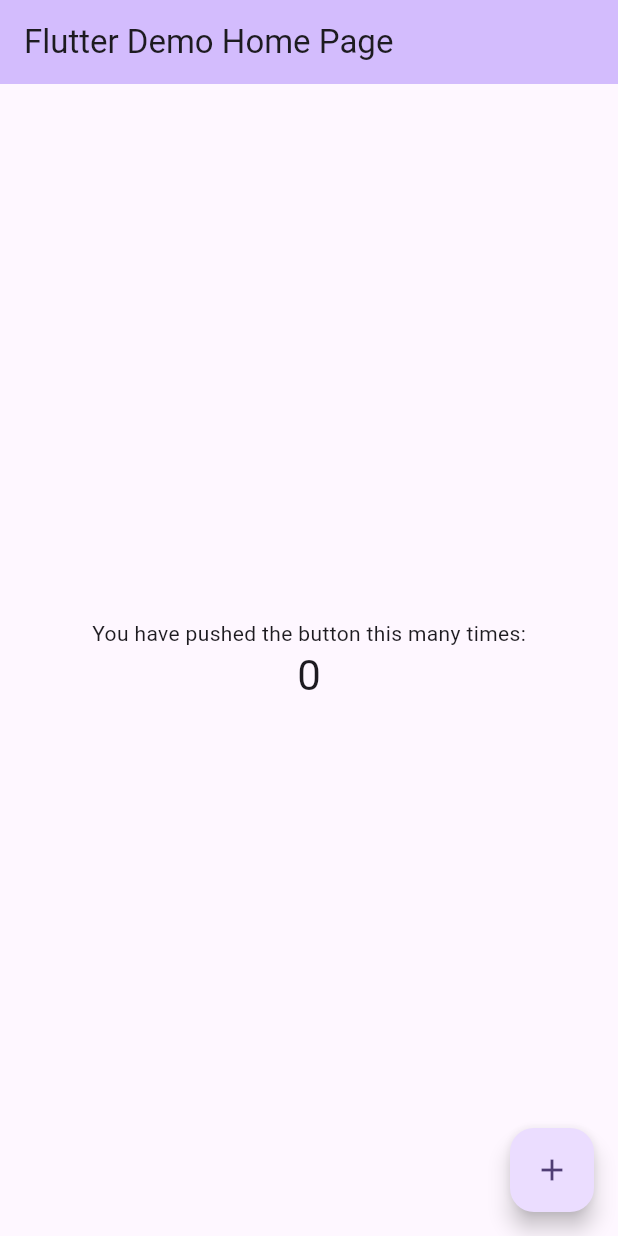
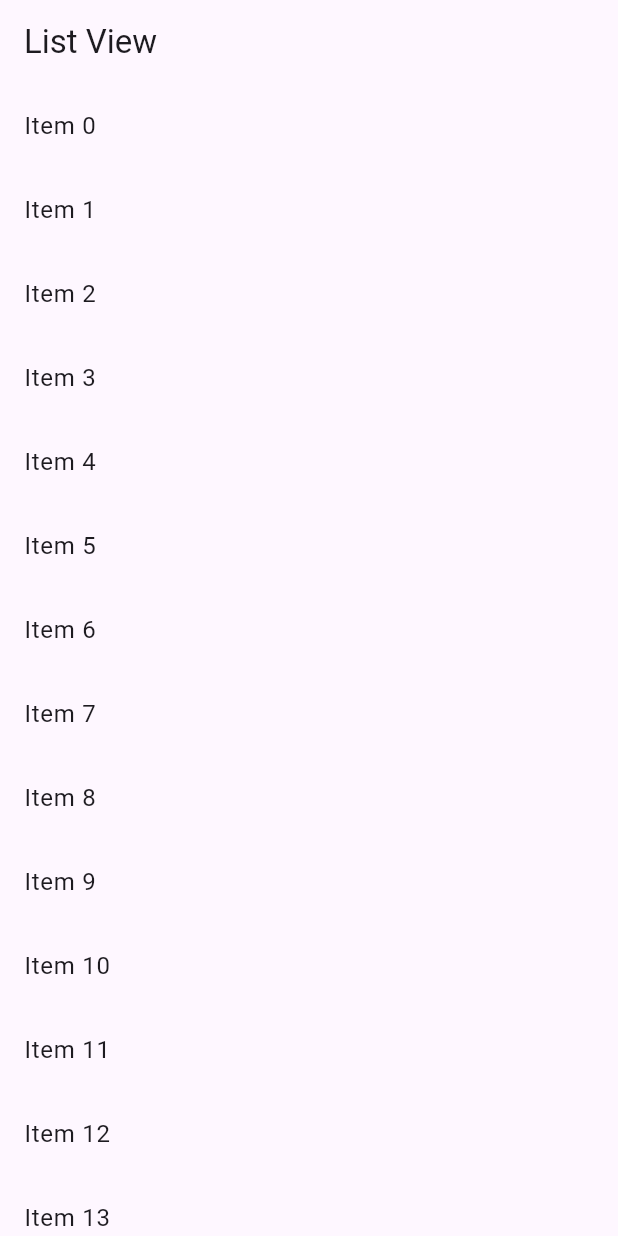
Before and after one commit to buenosdev/18.03.25, a Flutter app: the screen it shows after launch, on a phone screen of 412 x 824 dp. Run offline on Flutter 3.47's test engine with Material 3 defaults, Android fonts, the phone set to English and light mode, and no system bars.

Commit message:
ListView

```diff
--- /dev/null
+++ b/app_lista/lib/Aula01/list_view/index.dart
@@ -0,0 +1,44 @@
+import 'package:flutter/material.dart';
+// import 'package:aula_1/Aula02/components/buttons.darts';
+
+class Index extends StatelessWidget{
+@override
+Widget build(BuildContext context){
+  return MaterialApp(
+    home:Scaffold(
+      appBar: AppBar(
+        title: Text('List View'),
+      ),
+      body: ListView.builder(
+        itemCount: 100,
+        itemBuilder: (context, index){
+          return ListTile(
+            title: Text('Item $index'),
+          );
+        },
+      ),
+    )
+  );
+}
+}
+
+// class SettingsScreen extends StatelessWidget {
+//   const SettingsScreen({super.key});
+
+//   @override
+//   Widget build(BuildContext context) {
+//     return Scaffold(
+//       appBar: AppBar(
+//         title: const Text("Configurações"),
+//         backgroundColor: Colors.deepPurple,
+//       ),
+//       backgroundColor: Colors.black,
+//       body: const Center(
+//         child: Text(
+//           "Tela de Configurações",
+//           style: TextStyle(fontSize: 20, color: Colors.white),
+//         ),
+//       ),
+//     );
+//   }
+// }
--- a/app_lista/lib/main.dart
+++ b/app_lista/lib/main.dart
@@ -1,7 +1,12 @@
 import 'package:flutter/material.dart';
+import 'package:app_lista/Aula01/list_view/index.dart';
+
+// void main() {
+//   runApp(const MyApp());
+// }
 
 void main() {
-  runApp(const MyApp());
+  runApp(Index());
 }
 
 class MyApp extends StatelessWidget {
```
